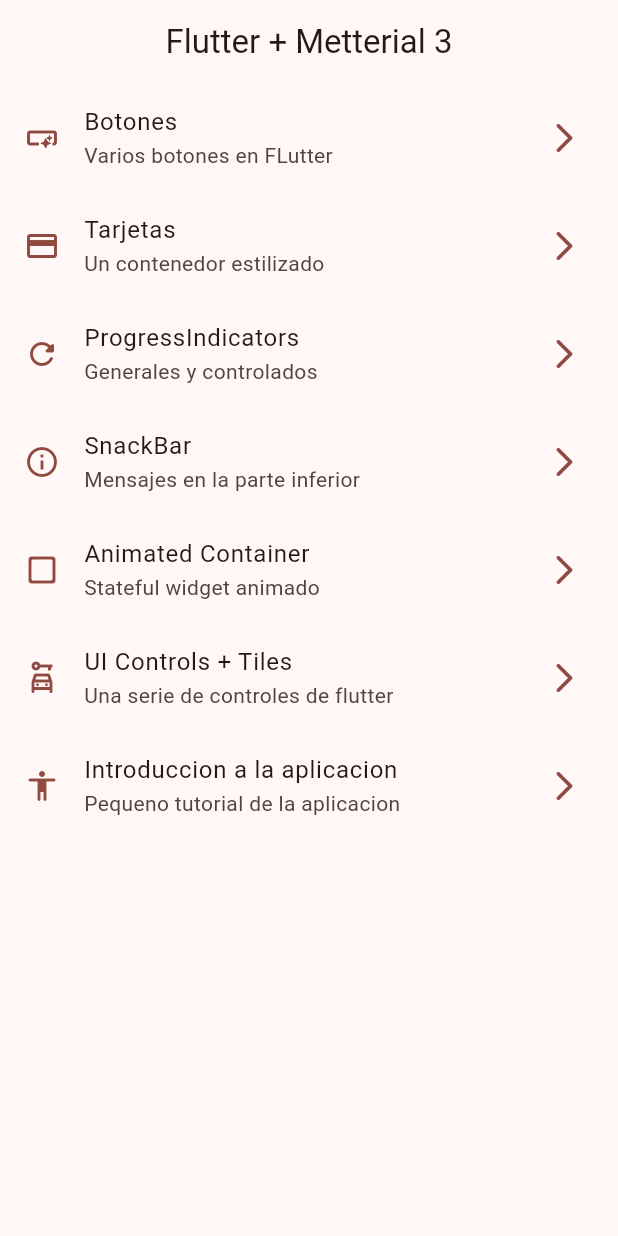
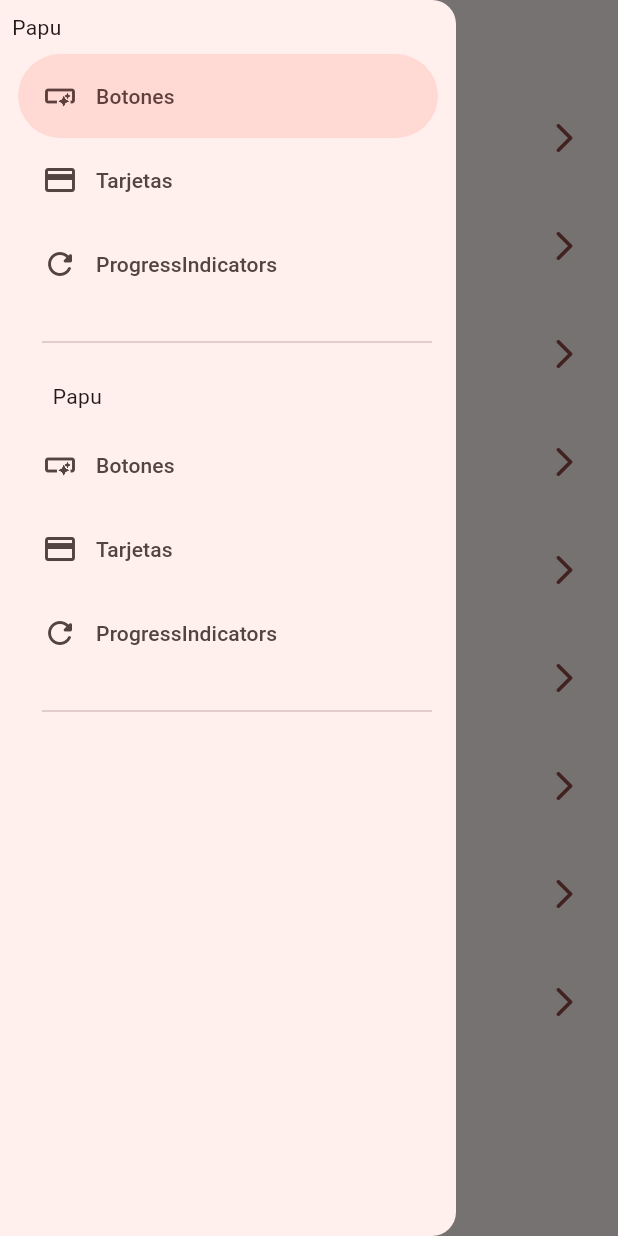
Before and after one commit to GastonGaitan/Widgets-App, a Flutter app: the screen it shows after launch, with the side drawer open (before the commit the screen has no drawer), on a phone screen of 412 x 824 dp. Run offline on Flutter 3.47's test engine with Material 3 defaults, Android fonts, the phone set to English and light mode, and no system bars; our stand-ins replace flutter_riverpod, go_router.

```diff
--- a/lib/config/router/app_router.dart
+++ b/lib/config/router/app_router.dart
@@ -54,6 +54,18 @@ final appRouter = GoRouter(
       builder: (context, state) => AppTutorialScreen(),
     ),
 
+    GoRoute(
+      path: '/counter_screen',
+      name: CounterScreen.name,
+      builder: (context, state) => CounterScreen(),
+    ),
+
+    GoRoute(
+      path: '/theme-changer',
+      name: ThemeChangerScreen.name,
+      builder: (context, state) => ThemeChangerScreen(),
+    )
+
 
   ],
 );
--- a/lib/menu/menu_item.dart
+++ b/lib/menu/menu_item.dart
@@ -65,4 +65,18 @@ const appMenuItems = <MenuItem>[
     icon: Icons.accessibility_rounded
   ),
 
+   MenuItem(
+    title: 'Riverpod Counter',
+    subTitle: 'Introduccion a riverpod',
+    link: '/counter_screen',
+    icon: Icons.add_circle_outline
+  ),
+
+  MenuItem(
+    title: 'Cambiar tema',
+    subTitle: 'Cambiar tema de la aplicacion',
+    link: '/theme-changer',
+    icon: Icons.color_lens_outlined
+  ),
+
 ];
--- /dev/null
+++ b/lib/presentation/providers/counter_provider.dart
@@ -0,0 +1,3 @@
+import 'package:flutter_riverpod/flutter_riverpod.dart';
+
+final counterProvider = StateProvider((ref) => 5);
--- /dev/null
+++ b/lib/presentation/providers/theme_provider.dart
@@ -0,0 +1,6 @@
+import 'package:flutter_riverpod/flutter_riverpod.dart';
+import 'package:widgets_app/config/theme/app_theme.dart';
+
+final isDarkModeProvider = StateProvider((ref) => true);
+
+final colorListProvider = Provider((ref) => colorList);
--- a/lib/presentation/screens/home/home_screen.dart
+++ b/lib/presentation/screens/home/home_screen.dart
@@ -1,6 +1,7 @@
 import 'package:flutter/material.dart';
 import 'package:go_router/go_router.dart';
 import 'package:widgets_app/menu/menu_item.dart';
+import 'package:widgets_app/presentation/widgets/side_menu.dart';
 
 class HomeScreen extends StatelessWidget {
   static const name = 'HomeScreen';
@@ -9,7 +10,12 @@ class HomeScreen extends StatelessWidget {
 
   @override
   Widget build(BuildContext context) {
+
+    final scaffoldKey = GlobalKey<ScaffoldState>();
+
     return Scaffold(
+
+      key: scaffoldKey,
 
       appBar: AppBar(
         title: const Text('Flutter + Metterial 3'),
@@ -17,6 +23,7 @@ class HomeScreen extends StatelessWidget {
 
       body: const _HomeView(),
 
+      drawer: SideMenu(scaffoldKey: scaffoldKey),
     );
   }
 }
--- a/lib/presentation/screens/screens.dart
+++ b/lib/presentation/screens/screens.dart
@@ -7,3 +7,5 @@ export 'package:widgets_app/presentation/screens/infinite_scroll/inifinite_scrol
 export 'package:widgets_app/presentation/screens/progress/progress_screen.dart';
 export 'package:widgets_app/presentation/screens/snackbar/snackbar_screen.dart';
 export 'package:widgets_app/presentation/screens/ui_controls/ui_controls_screen.dart';
+export 'package:widgets_app/presentation/screens/counter/counter_screen.dart';
+export 'package:widgets_app/presentation/screens/theme_changer/theme_changer_screen.dart';
--- a/lib/presentation/screens/snackbar/snackbar_screen.dart
+++ b/lib/presentation/screens/snackbar/snackbar_screen.dart
@@ -62,7 +62,7 @@ class SnackBarScreen extends StatelessWidget {
             SizedBox(height: 20),
 
             FilledButton.tonal(
-              onPressed: () => openDialog(context),
+              onPressed: () =>  (context),
               child: const Text('Mostrar dialogo en pantalla')
             )
 
--- /dev/null
+++ b/lib/presentation/widgets/side_menu.dart
@@ -0,0 +1,62 @@
+import 'package:flutter/material.dart';
+import 'package:go_router/go_router.dart';
+import 'package:widgets_app/menu/menu_item.dart';
+
+class SideMenu extends StatefulWidget {
+
+  final GlobalKey<ScaffoldState> scaffoldKey;
+
+  const SideMenu({super.key, required this.scaffoldKey});
+
+  @override
+  State<SideMenu> createState() => _SideMenuState();
+}
+
+class _SideMenuState extends State<SideMenu> {
+  int navDrawerIndex = 0;
+
+  @override
+  Widget build(BuildContext context) {
+    final hasNotch = MediaQuery.of(context).viewPadding.top;
+
+    print('hasNotch: $hasNotch');
+
+    return NavigationDrawer(
+      selectedIndex: navDrawerIndex,
+      onDestinationSelected: (int value) {
+        setState(() {
+          navDrawerIndex = value;
+        });
+        final menuItem = appMenuItems[value];
+        context.push(menuItem.link);
+        widget.scaffoldKey.currentState?.closeDrawer();
+      },
+      children: [
+        Padding(
+          padding: const EdgeInsets.fromLTRB(8.0, 8.0, 8.0, 8.0),
+          child: Text('Papu'),
+        ),
+        ...appMenuItems.sublist(0, 3).map((item) => NavigationDrawerDestination(
+              icon: Icon(item.icon),
+              label: Text(item.title),
+            )),
+        Padding(
+          padding: const EdgeInsets.fromLTRB(28, 16, 16, 10),
+          child: Divider()),
+
+        Padding(
+          padding: const EdgeInsets.fromLTRB(35.0, 8.0, 8.0, 8.0),
+          child: Text('Papu'),
+        ),
+
+         ...appMenuItems.sublist(0, 3).map((item) => NavigationDrawerDestination(
+              icon: Icon(item.icon),
+              label: Text(item.title),
+            )),
+        Padding(
+          padding: const EdgeInsets.fromLTRB(28, 16, 16, 10),
+          child: Divider())
+      ],
+    );
+  }
+}
--- a/pubspec.yaml
+++ b/pubspec.yaml
@@ -9,6 +9,7 @@ environment:
 dependencies:
   flutter:
     sdk: flutter
+  flutter_riverpod: ^2.6.1
   go_router: ^14.6.3
 
 dev_dependencies:
```
Also changed, not shown: lib/main.dart (+6 -1 lines), lib/presentation/screens/counter/counter_screen.dart (added, +50 -0 lines), lib/presentation/screens/theme_changer/theme_changer_screen.dart (added, +53 -0 lines), pubspec.lock.
